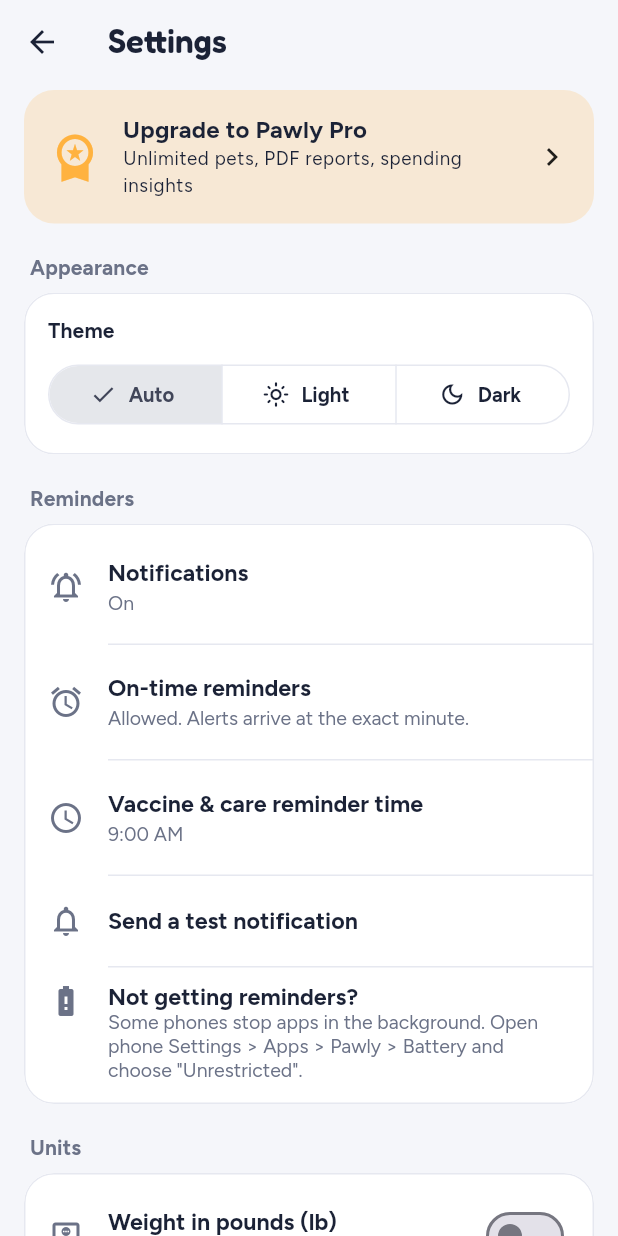
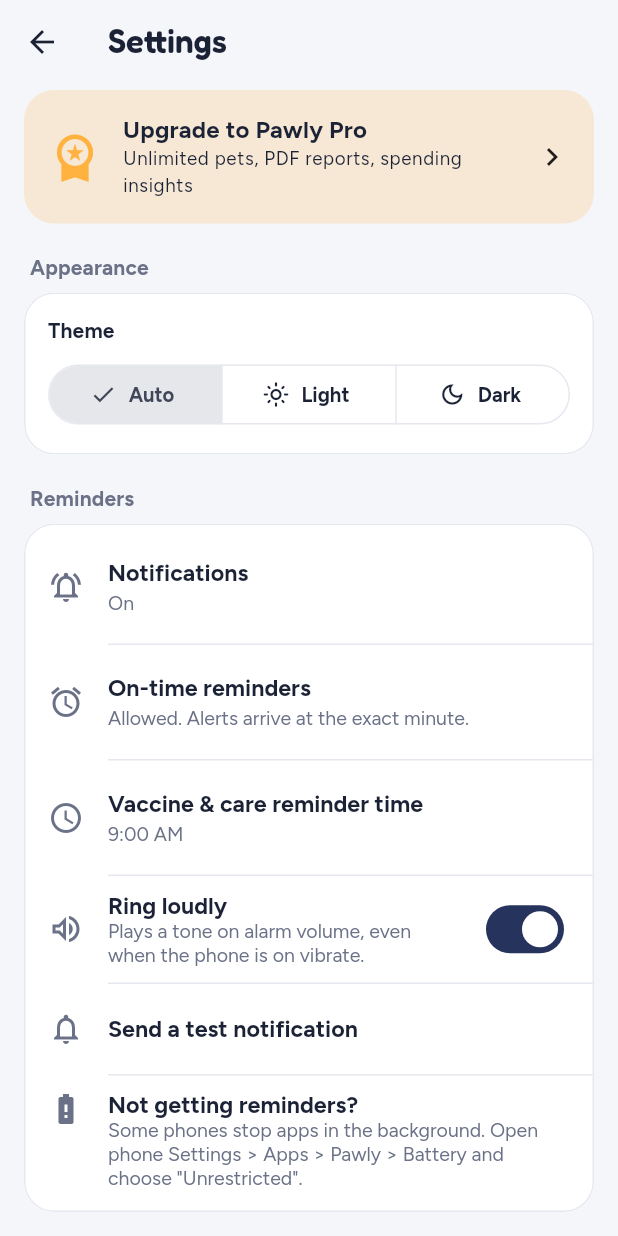
Before and after one commit to Shadinotatech/pawly, a Flutter app: the SettingsScreen screen opened directly, after a tap on "Send a test notification", on a phone screen of 412 x 824 dp. Run offline on Flutter 3.47's test engine with Material 3 defaults, Android fonts, the phone set to English and light mode, and no system bars; our stand-ins replace flutter_local_notifications, image_picker, in_app_purchase, pdf, printing, timezone; missing offline and left inert: in_app_purchase_android; statements that could not run were skipped.

Commit message:
Camera photo, loud reminder sound, medicine and vaccine name suggestions
Co-Authored-By: Claude Opus 5.5 <noreply@anthropic.com>
Claude-Session: https://claude.ai/code/session_011ttaw4s6Uk6V1ojJsPNoZg

```diff
--- a/lib/models.dart
+++ b/lib/models.dart
@@ -390,6 +390,7 @@ class AppSettings {
   String currency;
   bool proOwned; // cached Play purchase state
   bool proTestUnlocked; // test builds only
+  bool loudReminders; // ring on alarm volume
 
   AppSettings({
     this.onboardingDone = false,
@@ -399,6 +400,7 @@ class AppSettings {
     this.currency = r'$',
     this.proOwned = false,
     this.proTestUnlocked = false,
+    this.loudReminders = true,
   });
 
   Map<String, dynamic> toJson() => {
@@ -409,6 +411,7 @@ class AppSettings {
         'currency': currency,
         'proOwned': proOwned,
         'proTestUnlocked': proTestUnlocked,
+        'loudReminders': loudReminders,
       };
 
   factory AppSettings.fromJson(Map<String, dynamic> j) => AppSettings(
@@ -422,5 +425,6 @@ class AppSettings {
         currency: (j['currency'] ?? r'$') as String,
         proOwned: (j['proOwned'] ?? false) as bool,
         proTestUnlocked: (j['proTestUnlocked'] ?? false) as bool,
+        loudReminders: (j['loudReminders'] ?? true) as bool,
       );
 }
--- a/lib/reminders.dart
+++ b/lib/reminders.dart
@@ -25,14 +25,38 @@ class Reminders {
   static const _daysAhead = 21;
   static const _maxScheduled = 400; // Android allows ~500 alarms per app.
 
-  static const _channel = AndroidNotificationDetails(
-    'pawly_reminders',
+  /// Loud channel: plays the phone's notification tone on the ALARM volume,
+  /// so it rings even when the ringer is on vibrate. Channel settings are
+  /// fixed by Android once created, so new behaviour needs a new channel id.
+  static const _loud = AndroidNotificationDetails(
+    'pawly_reminders_loud',
+    'Pet care reminders (loud)',
+    channelDescription: 'Medicine, vaccine and care reminders that ring like an alarm',
+    importance: Importance.max,
+    priority: Priority.max,
+    playSound: true,
+    sound: UriAndroidNotificationSound('content://settings/system/notification_sound'),
+    audioAttributesUsage: AudioAttributesUsage.alarm,
+    enableVibration: true,
+    category: AndroidNotificationCategory.reminder,
+    icon: 'ic_stat_paw',
+  );
+
+  /// Normal channel: follows the phone's notification volume and silent mode.
+  static const _normal = AndroidNotificationDetails(
+    'pawly_reminders_normal',
     'Pet care reminders',
     channelDescription: 'Medicine, vaccine and care reminders for your pets',
     importance: Importance.high,
     priority: Priority.high,
+    playSound: true,
+    enableVibration: true,
+    category: AndroidNotificationCategory.reminder,
     icon: 'ic_stat_paw',
   );
+
+  static NotificationDetails detailsFor(AppStore store) =>
+      NotificationDetails(android: store.settings.loudReminders ? _loud : _normal);
 
   Future<void> init() async {
     if (_ready || kIsWeb) return;
@@ -77,14 +101,14 @@ class Reminders {
     }
   }
 
-  Future<void> showTest() async {
+  Future<void> showTest(AppStore store) async {
     await init();
     if (!_ready) return;
     await _plugin.show(
       id: 999999,
       title: 'Pawly reminders are working',
       body: 'You will get alerts like this for medicines and vaccines.',
-      notificationDetails: const NotificationDetails(android: _channel),
+      notificationDetails: detailsFor(store),
     );
   }
 
@@ -107,6 +131,7 @@ class Reminders {
       final mode = exact
           ? AndroidScheduleMode.exactAllowWhileIdle
           : AndroidScheduleMode.inexactAllowWhileIdle;
+      final details = detailsFor(store);
       var id = 1;
       for (final e in entries.take(_maxScheduled)) {
         await _plugin.zonedSchedule(
@@ -114,7 +139,7 @@ class Reminders {
           title: e.title,
           body: e.body,
           scheduledDate: tz.TZDateTime.from(e.at.toUtc(), tz.UTC),
-          notificationDetails: const NotificationDetails(android: _channel),
+          notificationDetails: details,
           androidScheduleMode: mode,
         );
       }
--- a/lib/screens/settings_screen.dart
+++ b/lib/screens/settings_screen.dart
@@ -239,12 +239,25 @@ class _SettingsScreenState extends State<SettingsScreen> {
                 store.changed();
               },
             ),
+            SwitchListTile(
+              secondary: const Icon(Icons.volume_up_outlined),
+              title: const Text('Ring loudly'),
+              subtitle: Text(s.loudReminders
+                  ? 'Plays a tone on alarm volume, even when the phone is on vibrate.'
+                  : 'Follows your phone\'s notification sound and silent mode.'),
+              value: s.loudReminders,
+              onChanged: (v) {
+                s.loudReminders = v;
+                store.changed();
+              },
+            ),
             ListTile(
               leading: const Icon(Icons.notifications_outlined),
               title: const Text('Send a test notification'),
               onTap: () async {
+                final st = StoreScope.read(context);
                 await Reminders.instance.requestPermission();
-                await Reminders.instance.showTest();
+                await Reminders.instance.showTest(st);
               },
             ),
             const ListTile(
@@ -309,7 +322,7 @@ class _SettingsScreenState extends State<SettingsScreen> {
             ListTile(
               leading: Icon(Icons.pets),
               title: Text('Pawly'),
-              subtitle: Text('Version 1.1.0'),
+              subtitle: Text('Version 1.1.1'),
             ),
           ]),
         ],
--- a/pubspec.yaml
+++ b/pubspec.yaml
@@ -3,7 +3,7 @@ description: "Pawly - pet care tracker with vaccine, medicine and vet reminders.
 publish_to: 'none'
 
 # versionName+versionCode. Increase the number after + for every Play Store upload.
-version: 1.1.0+2
+version: 1.1.1+3
 
 environment:
   sdk: ^3.8.0
```
Also changed, not shown: lib/screens/forms.dart (+14 -12 lines), lib/screens/pet_form.dart (+43 -2 lines), lib/screens/suggest_field.dart (added, +246 -0 lines).
